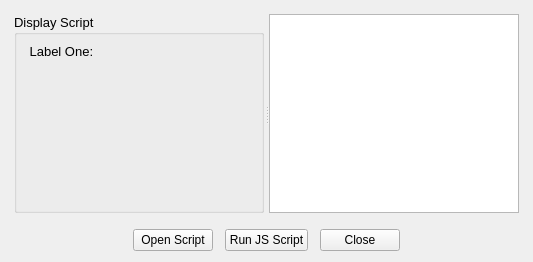
This is forms/script.ui in copperspice/kitchensink as Qt 5 draws it before an edit. The edited form follows.
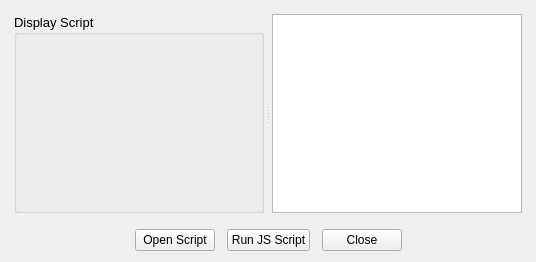
This is the edited form.

Patch:
```diff
--- a/forms/script.ui
+++ b/forms/script.ui
@@ -6,7 +6,7 @@
    <rect>
     <x>0</x>
     <y>0</y>
-    <width>533</width>
+    <width>536</width>
     <height>262</height>
    </rect>
   </property>
@@ -105,7 +105,7 @@
       <enum>Qt::Horizontal</enum>
      </property>
      <property name="handleWidth">
-      <number>5</number>
+      <number>8</number>
      </property>
      <widget class="QGroupBox" name="displayGB">
       <property name="sizePolicy">
@@ -128,23 +128,7 @@
       <property name="title">
        <string>Display Script</string>
       </property>
-      <layout class="QVBoxLayout" name="verticalLayout">
-       <item>
-        <widget class="QLabel" name="label1">
-         <property name="font">
-          <font>
-           <pointsize>10</pointsize>
-          </font>
-         </property>
-         <property name="text">
-          <string> Label One:</string>
-         </property>
-         <property name="alignment">
-          <set>Qt::AlignLeading|Qt::AlignLeft|Qt::AlignTop</set>
-         </property>
-        </widget>
-       </item>
-      </layout>
+      <layout class="QVBoxLayout" name="verticalLayout"/>
      </widget>
      <widget class="QTextEdit" name="textEdit">
       <property name="sizePolicy">
```
